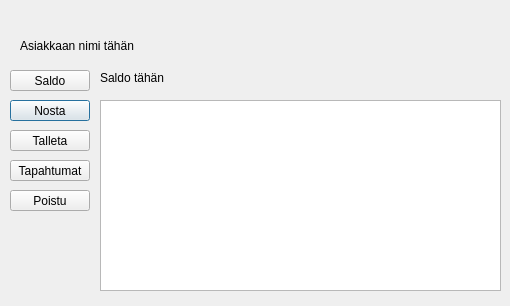
First picture: the form in bankautomat/bankui.ui, repository bank-2022/group17, before the edit.
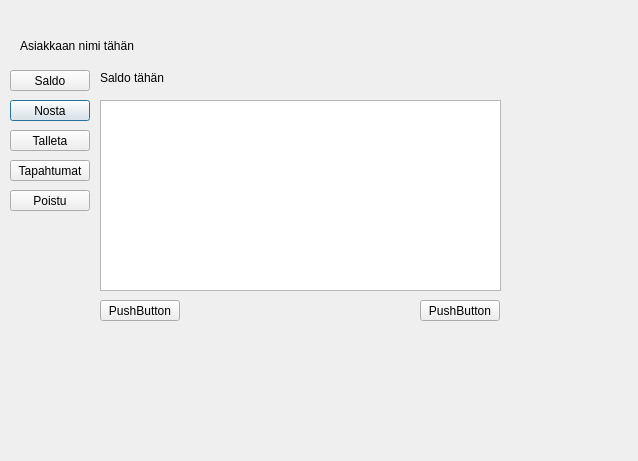
Second picture: the form after the edit.

What changed in the file:
```diff
--- a/bankautomat/bankui.ui
+++ b/bankautomat/bankui.ui
@@ -6,8 +6,8 @@
    <rect>
     <x>0</x>
     <y>0</y>
-    <width>510</width>
-    <height>306</height>
+    <width>638</width>
+    <height>461</height>
    </rect>
   </property>
   <property name="windowTitle">
@@ -114,6 +114,32 @@
     </rect>
    </property>
   </widget>
+  <widget class="QPushButton" name="pushButton">
+   <property name="geometry">
+    <rect>
+     <x>420</x>
+     <y>300</y>
+     <width>80</width>
+     <height>21</height>
+    </rect>
+   </property>
+   <property name="text">
+    <string>PushButton</string>
+   </property>
+  </widget>
+  <widget class="QPushButton" name="pushButton_2">
+   <property name="geometry">
+    <rect>
+     <x>100</x>
+     <y>300</y>
+     <width>80</width>
+     <height>21</height>
+    </rect>
+   </property>
+   <property name="text">
+    <string>PushButton</string>
+   </property>
+  </widget>
  </widget>
  <resources/>
  <connections/>
```
